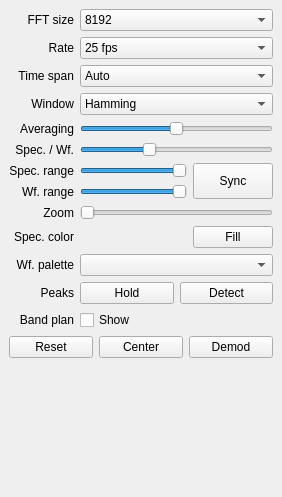
Qt form src/qtgui/dockfft.ui (gqrx-sdr/gqrx) before a commit.
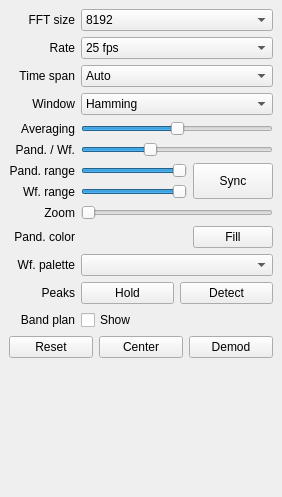
The same form after that commit. Custom widgets are drawn as their Qt base class.

Commit message: Rename "spectrum" back to "pandapter"; reword tip for Sync (Lock) button

The edit to the form file:
```diff
--- a/src/qtgui/dockfft.ui
+++ b/src/qtgui/dockfft.ui
@@ -222,7 +222,7 @@
     <item row="5" column="0">
      <widget class="QLabel" name="pandLabel">
       <property name="text">
-       <string>Spec. / Wf.</string>
+       <string>Pand. / Wf.</string>
       </property>
       <property name="alignment">
        <set>Qt::AlignRight|Qt::AlignTrailing|Qt::AlignVCenter</set>
@@ -698,7 +698,7 @@
          <string>Set pandapter dB range</string>
         </property>
         <property name="text">
-         <string>Spec. range</string>
+         <string>Pand. range</string>
         </property>
         <property name="alignment">
          <set>Qt::AlignRight|Qt::AlignTrailing|Qt::AlignVCenter</set>
@@ -729,7 +729,7 @@
        <string>Color for the FFT plot</string>
       </property>
       <property name="text">
-       <string>Spec. color</string>
+       <string>Pand. color</string>
       </property>
       <property name="alignment">
        <set>Qt::AlignRight|Qt::AlignTrailing|Qt::AlignVCenter</set>
```
Left out of the diff: 4 changed lines with no effect on the pictures. The commit also changes 1 other file.
